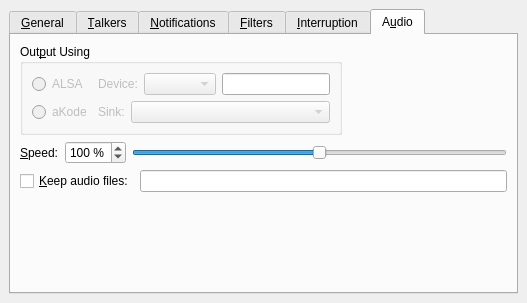
Qt form kcmkttsmgr/kcmkttsmgrwidget.ui (KDE/jovie) before a commit.
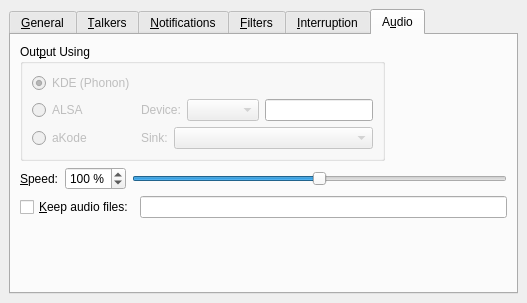
The same form after that commit. The open tabs and pages were chosen to show the change. Custom widgets are drawn as their Qt base class.

Commit message: Add plugin to use Phonon.

```diff
--- a/kcmkttsmgr/kcmkttsmgrwidget.ui
+++ b/kcmkttsmgr/kcmkttsmgrwidget.ui
@@ -1008,165 +1008,6 @@
        <property name="spacing" >
         <number>6</number>
        </property>
-       <item row="1" column="0" colspan="2" >
-        <layout class="QHBoxLayout" >
-         <property name="margin" >
-          <number>0</number>
-         </property>
-         <property name="spacing" >
-          <number>6</number>
-         </property>
-         <item>
-          <widget class="QLabel" name="timeLabel" >
-           <property name="sizePolicy" >
-            <sizepolicy>
-             <hsizetype>0</hsizetype>
-             <vsizetype>5</vsizetype>
-             <horstretch>0</horstretch>
-             <verstretch>0</verstretch>
-            </sizepolicy>
-           </property>
-           <property name="whatsThis" >
-            <string>Sets the speed of speech.  Slide the slider to the left to slow speech down; to the right to increase talking speed.  Anything less than 75 percent is considered "slow", and anything greater than 125 percent is considered "fast".  You cannot change the speed of MultiSyn voices.</string>
-           </property>
-           <property name="text" >
-            <string>&amp;Speed:</string>
-           </property>
-           <property name="buddy" >
-            <cstring>timeBox</cstring>
-           </property>
-          </widget>
-         </item>
-         <item>
-          <widget class="QSpinBox" name="timeBox" >
-           <property name="enabled" >
-            <bool>true</bool>
-           </property>
-           <property name="sizePolicy" >
-            <sizepolicy>
-             <hsizetype>0</hsizetype>
-             <vsizetype>0</vsizetype>
-             <horstretch>0</horstretch>
-             <verstretch>0</verstretch>
-            </sizepolicy>
-           </property>
-           <property name="whatsThis" >
-            <string>Sets the speed of speech.  Slide the slider to the left to slow speech down; to the right to increase talking speed.  Anything less than 75 percent is considered "slow", and anything greater than 125 percent is considered "fast".  You cannot change the speed of MultiSyn voices.</string>
-           </property>
-           <property name="suffix" >
-            <string> %</string>
-           </property>
-           <property name="maximum" >
-            <number>200</number>
-           </property>
-           <property name="minimum" >
-            <number>50</number>
-           </property>
-           <property name="value" >
-            <number>100</number>
-           </property>
-          </widget>
-         </item>
-         <item>
-          <widget class="QSlider" name="timeSlider" >
-           <property name="enabled" >
-            <bool>true</bool>
-           </property>
-           <property name="focusPolicy" >
-            <enum>Qt::NoFocus</enum>
-           </property>
-           <property name="whatsThis" >
-            <string>Sets the speed of speech.  Slide the slider to the left to slow speech down; to the right to increase talking speed.  Anything less than 75 percent is considered "slow", and anything greater than 125 percent is considered "fast".  You cannot change the speed of MultiSyn voices.</string>
-           </property>
-           <property name="maximum" >
-            <number>1000</number>
-           </property>
-           <property name="singleStep" >
-            <number>10</number>
-           </property>
-           <property name="pageStep" >
-            <number>100</number>
-           </property>
-           <property name="value" >
-            <number>500</number>
-           </property>
-           <property name="orientation" >
-            <enum>Qt::Horizontal</enum>
-           </property>
-          </widget>
-         </item>
-        </layout>
-       </item>
-       <item row="2" column="0" colspan="2" >
-        <layout class="QHBoxLayout" >
-         <property name="margin" >
-          <number>0</number>
-         </property>
-         <property name="spacing" >
-          <number>6</number>
-         </property>
-         <item>
-          <widget class="QCheckBox" name="keepAudioCheckBox" >
-           <property name="whatsThis" >
-            <string>Check this if you want to keep the generated audio (wav) files.  You will find them in the indicated directory.</string>
-           </property>
-           <property name="text" >
-            <string>&amp;Keep audio files:</string>
-           </property>
-          </widget>
-         </item>
-         <item>
-          <widget class="KUrlRequester" name="keepAudioPath" >
-           <property name="enabled" >
-            <bool>true</bool>
-           </property>
-           <property name="sizePolicy" >
-            <sizepolicy>
-             <hsizetype>7</hsizetype>
-             <vsizetype>5</vsizetype>
-             <horstretch>0</horstretch>
-             <verstretch>0</verstretch>
-            </sizepolicy>
-           </property>
-           <property name="whatsThis" >
-            <string>Specify the directory in which the audio files will be copied.</string>
-           </property>
-          </widget>
-         </item>
-        </layout>
-       </item>
-       <item row="0" column="1" >
-        <spacer>
-         <property name="orientation" >
-          <enum>Qt::Horizontal</enum>
-         </property>
-         <property name="sizeType" >
-          <enum>QSizePolicy::Expanding</enum>
-         </property>
-         <property name="sizeHint" >
-          <size>
-           <width>140</width>
-           <height>20</height>
-          </size>
-         </property>
-        </spacer>
-       </item>
-       <item row="3" column="0" colspan="2" >
-        <spacer>
-         <property name="orientation" >
-          <enum>Qt::Vertical</enum>
-         </property>
-         <property name="sizeType" >
-          <enum>QSizePolicy::Expanding</enum>
-         </property>
-         <property name="sizeHint" >
-          <size>
-           <width>20</width>
-           <height>40</height>
-          </size>
-         </property>
-        </spacer>
-       </item>
        <item row="0" column="0" >
         <widget class="QGroupBox" name="audioButtonGroup" >
          <property name="sizePolicy" >
@@ -1190,7 +1031,7 @@
           <property name="spacing" >
            <number>6</number>
           </property>
-          <item row="0" column="1" >
+          <item row="1" column="1" >
            <layout class="QHBoxLayout" >
             <property name="margin" >
              <number>0</number>
@@ -1234,7 +1075,7 @@
             </item>
            </layout>
           </item>
-          <item row="0" column="0" >
+          <item row="1" column="0" >
            <widget class="QRadioButton" name="alsaRadioButton" >
             <property name="enabled" >
              <bool>false</bool>
@@ -1253,7 +1094,7 @@
             </property>
            </widget>
           </item>
-          <item row="1" column="1" >
+          <item row="2" column="1" >
            <layout class="QHBoxLayout" >
             <property name="margin" >
              <number>0</number>
@@ -1294,7 +1135,7 @@
             </item>
            </layout>
           </item>
-          <item row="1" column="0" >
+          <item row="2" column="0" >
            <widget class="QRadioButton" name="akodeRadioButton" >
             <property name="enabled" >
              <bool>false</bool>
@@ -1313,9 +1154,187 @@
             </property>
            </widget>
           </item>
+          <item row="0" column="0" >
+           <widget class="QRadioButton" name="phononRadioButton" >
+            <property name="enabled" >
+             <bool>false</bool>
+            </property>
+            <property name="whatsThis" >
+             <string>Check to use Advanced Linux Sound Architecture (ALSA) for audio output.</string>
+            </property>
+            <property name="text" >
+             <string>KDE (Phonon)</string>
+            </property>
+            <property name="shortcut" >
+             <string/>
+            </property>
+            <property name="checked" >
+             <bool>true</bool>
+            </property>
+           </widget>
+          </item>
          </layout>
         </widget>
        </item>
+       <item row="3" column="0" >
+        <spacer>
+         <property name="orientation" >
+          <enum>Qt::Vertical</enum>
+         </property>
+         <property name="sizeType" >
+          <enum>QSizePolicy::Expanding</enum>
+         </property>
+         <property name="sizeHint" >
+          <size>
+           <width>20</width>
+           <height>40</height>
+          </size>
+         </property>
+        </spacer>
+       </item>
+       <item row="0" column="1" >
+        <spacer>
+         <property name="orientation" >
+          <enum>Qt::Horizontal</enum>
+         </property>
+         <property name="sizeType" >
+          <enum>QSizePolicy::Expanding</enum>
+         </property>
+         <property name="sizeHint" >
+          <size>
+           <width>140</width>
+           <height>20</height>
+          </size>
+         </property>
+        </spacer>
+       </item>
+       <item row="2" column="0" colspan="2" >
+        <layout class="QHBoxLayout" >
+         <property name="margin" >
+          <number>0</number>
+         </property>
+         <property name="spacing" >
+          <number>6</number>
+         </property>
+         <item>
+          <widget class="QCheckBox" name="keepAudioCheckBox" >
+           <property name="whatsThis" >
+            <string>Check this if you want to keep the generated audio (wav) files.  You will find them in the indicated directory.</string>
+           </property>
+           <property name="text" >
+            <string>&amp;Keep audio files:</string>
+           </property>
+          </widget>
+         </item>
+         <item>
+          <widget class="KUrlRequester" name="keepAudioPath" >
+           <property name="enabled" >
+            <bool>true</bool>
+           </property>
+           <property name="sizePolicy" >
+            <sizepolicy>
+             <hsizetype>7</hsizetype>
+             <vsizetype>5</vsizetype>
+             <horstretch>0</horstretch>
+             <verstretch>0</verstretch>
+            </sizepolicy>
+           </property>
+           <property name="whatsThis" >
+            <string>Specify the directory in which the audio files will be copied.</string>
+           </property>
+          </widget>
+         </item>
+        </layout>
+       </item>
+       <item row="1" column="0" colspan="2" >
+        <layout class="QHBoxLayout" >
+         <property name="margin" >
+          <number>0</number>
+         </property>
+         <property name="spacing" >
+          <number>6</number>
+         </property>
+         <item>
+          <widget class="QLabel" name="timeLabel" >
+           <property name="sizePolicy" >
+            <sizepolicy>
+             <hsizetype>0</hsizetype>
+             <vsizetype>5</vsizetype>
+             <horstretch>0</horstretch>
+             <verstretch>0</verstretch>
+            </sizepolicy>
+           </property>
+           <property name="whatsThis" >
+            <string>Sets the speed of speech.  Slide the slider to the left to slow speech down; to the right to increase talking speed.  Anything less than 75 percent is considered "slow", and anything greater than 125 percent is considered "fast".  You cannot change the speed of MultiSyn voices.</string>
+           </property>
+           <property name="text" >
+            <string>&amp;Speed:</string>
+           </property>
+           <property name="buddy" >
+            <cstring>timeBox</cstring>
+           </property>
+          </widget>
+         </item>
+         <item>
+          <widget class="QSpinBox" name="timeBox" >
+           <property name="enabled" >
+            <bool>true</bool>
+           </property>
+           <property name="sizePolicy" >
+            <sizepolicy>
+             <hsizetype>0</hsizetype>
+             <vsizetype>0</vsizetype>
+             <horstretch>0</horstretch>
+             <verstretch>0</verstretch>
+            </sizepolicy>
+           </property>
+           <property name="whatsThis" >
+            <string>Sets the speed of speech.  Slide the slider to the left to slow speech down; to the right to increase talking speed.  Anything less than 75 percent is considered "slow", and anything greater than 125 percent is considered "fast".  You cannot change the speed of MultiSyn voices.</string>
+           </property>
+           <property name="suffix" >
+            <string> %</string>
+           </property>
+           <property name="maximum" >
+            <number>200</number>
+           </property>
+           <property name="minimum" >
+            <number>50</number>
+           </property>
+           <property name="value" >
+            <number>100</number>
+           </property>
+          </widget>
+         </item>
+         <item>
+          <widget class="QSlider" name="timeSlider" >
+           <property name="enabled" >
+            <bool>true</bool>
+           </property>
+           <property name="focusPolicy" >
+            <enum>Qt::NoFocus</enum>
+           </property>
+           <property name="whatsThis" >
+            <string>Sets the speed of speech.  Slide the slider to the left to slow speech down; to the right to increase talking speed.  Anything less than 75 percent is considered "slow", and anything greater than 125 percent is considered "fast".  You cannot change the speed of MultiSyn voices.</string>
+           </property>
+           <property name="maximum" >
+            <number>1000</number>
+           </property>
+           <property name="singleStep" >
+            <number>10</number>
+           </property>
+           <property name="pageStep" >
+            <number>100</number>
+           </property>
+           <property name="value" >
+            <number>500</number>
+           </property>
+           <property name="orientation" >
+            <enum>Qt::Horizontal</enum>
+           </property>
+          </widget>
+         </item>
+        </layout>
+       </item>
       </layout>
      </widget>
     </widget>
@@ -1325,6 +1344,13 @@
  <layoutdefault spacing="6" margin="6" />
  <pixmapfunction>qPixmapFromMimeSource</pixmapfunction>
  <customwidgets>
+  <customwidget>
+   <class>KComboBox</class>
+   <extends>QComboBox</extends>
+   <header>kcombobox.h</header>
+   <container>0</container>
+   <pixmap></pixmap>
+  </customwidget>
   <customwidget>
    <class>KCModule</class>
    <extends>QWidget</extends>
@@ -1346,13 +1372,6 @@
    <container>1</container>
    <pixmap></pixmap>
   </customwidget>
-  <customwidget>
-   <class>KComboBox</class>
-   <extends>QComboBox</extends>
-   <header>kcombobox.h</header>
-   <container>0</container>
-   <pixmap></pixmap>
-  </customwidget>
  </customwidgets>
  <tabstops>
   <tabstop>mainTab</tabstop>
```
The commit also changes 11 other files.
